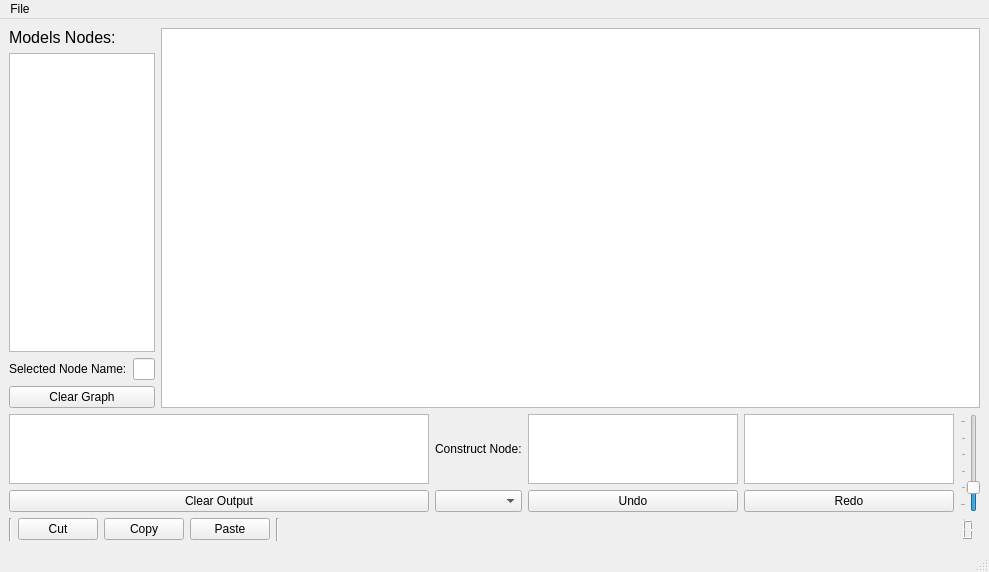
The window that mainwindow.ui (cdit-ma/SEM) describes before a commit, drawn with Qt 5.
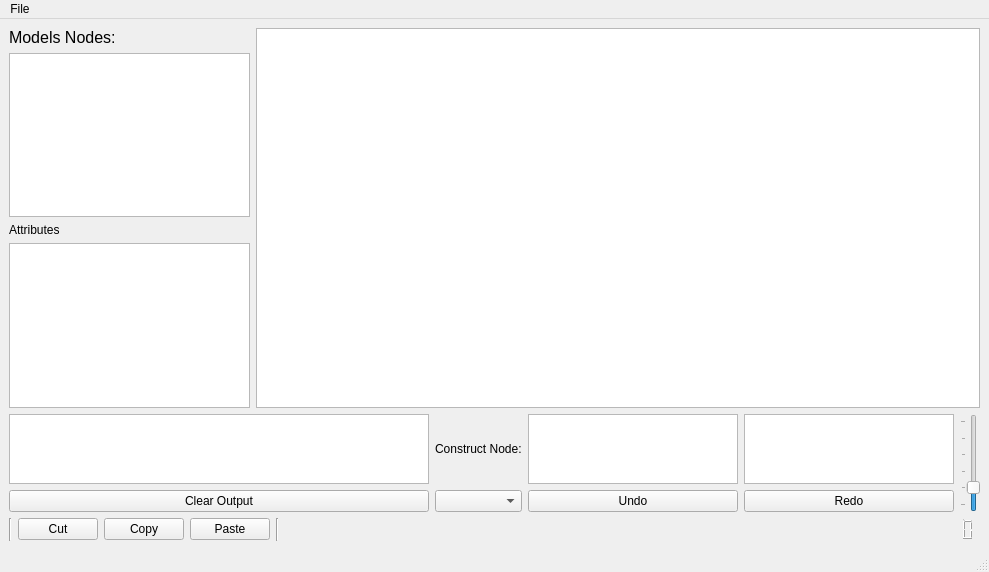
The same window after the commit. Custom widgets are drawn as their Qt base class.

```diff
--- a/mainwindow.ui
+++ b/mainwindow.ui
@@ -18,7 +18,7 @@
     <item>
      <layout class="QVBoxLayout" name="verticalLayout" stretch="8,1,0">
       <item>
-       <layout class="QHBoxLayout" name="horizontalLayout_3" stretch="1,6">
+       <layout class="QHBoxLayout" name="horizontalLayout_3" stretch="2,6">
         <item>
          <layout class="QVBoxLayout" name="verticalLayout_3">
           <item>
@@ -36,30 +36,25 @@
           <item>
            <widget class="QTreeView" name="treeView">
             <property name="headerHidden">
+             <bool>false</bool>
+            </property>
+            <attribute name="headerVisible">
              <bool>true</bool>
-            </property>
+            </attribute>
            </widget>
           </item>
           <item>
-           <layout class="QHBoxLayout" name="horizontalLayout_4">
-            <item>
-             <widget class="QLabel" name="label">
+           <widget class="QLabel" name="label_4">
               <property name="text">
-               <string>Selected Node Name:</string>
+             <string>Attributes</string>
               </property>
              </widget>
             </item>
             <item>
-             <widget class="QLineEdit" name="lineEdit"/>
-            </item>
-           </layout>
-          </item>
+           <widget class="QTableView" name="tableView"/>
+          </item>
           <item>
-           <widget class="QPushButton" name="pushButton_2">
-            <property name="text">
-             <string>Clear Graph</string>
-            </property>
-           </widget>
+           <layout class="QHBoxLayout" name="horizontalLayout_4"/>
           </item>
          </layout>
         </item>
```
Lines whose indentation alone changed are shown as unchanged.
